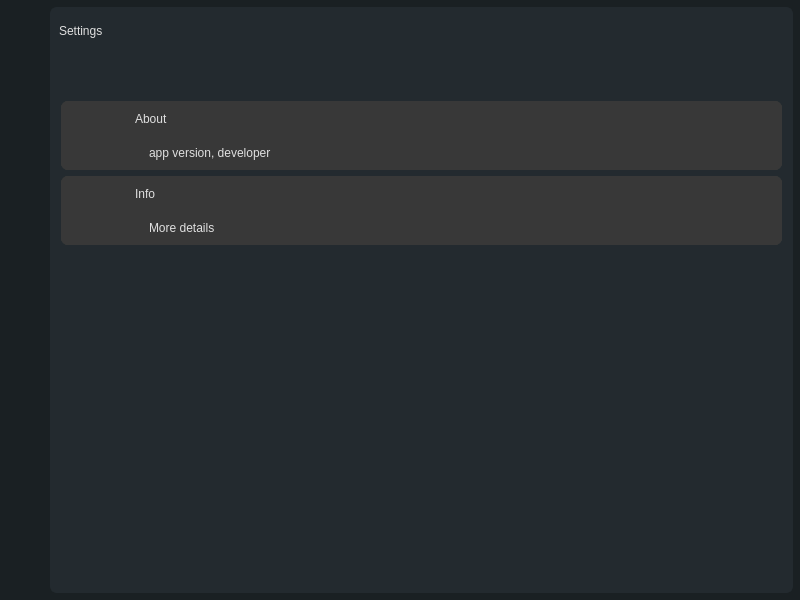
This is files/more/main.ui in prathambahekar/better-gui as Qt 5 draws it before an edit. The edited form follows.
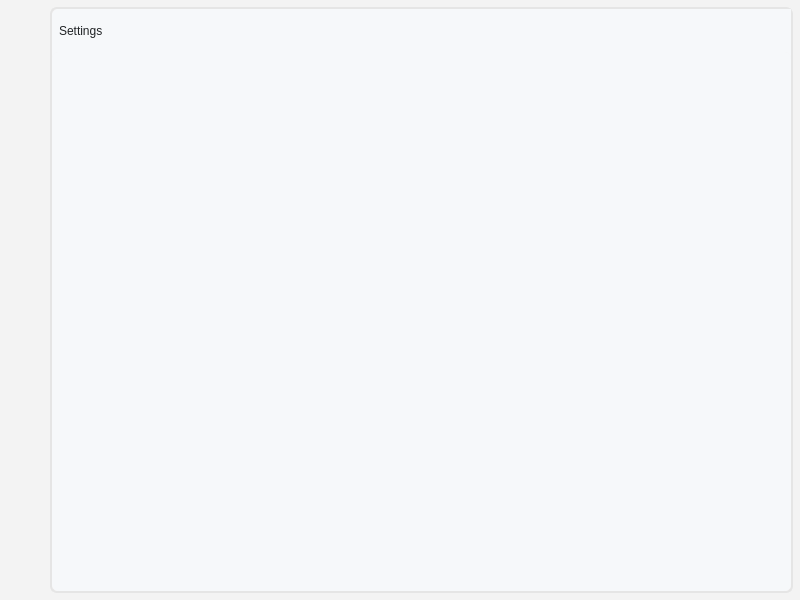
This is the edited form. Icons and pictures are not drawn.

Commit message: better themes

```diff
--- a/files/more/main.ui
+++ b/files/more/main.ui
@@ -21,16 +21,18 @@
   </property>
   <widget class="QWidget" name="centralwidget">
    <property name="styleSheet">
-    <string notr="true">* {
-    background-color: #1a2023;
-    font: 600 20pt &quot;Segoe UI Variable Display Semib&quot;;
-    color: #e0e0e0;
+    <string notr="true">/* Light Theme */
+
+* {
+	background-color : #f3f3f3;
+	font: 600 20pt &quot;Segoe UI Variable Display Semib&quot;;
+	color : #202325;
 }
 
-
 #leftMenu .QPushButton {
-    background-color: transparent;
-    border-radius: 7px;
+	background-color: transparent;
+	border-radius : 7px;
+
 }
 
 #leftMenu .QPushButton:hover {
@@ -42,28 +44,27 @@
 }
 
 #mainFrame {
-    border: 2px solid #232a2f;	
+	border : 2px solid #e5e5e5;
 	border-radius: 7px;
 }
 
 #mainFrame .QFrame {
 
-	background-color: #232a2f;
+	background-color: #f6f8fa;
 	
 }
 
 #mainFrame .QLabel {
 
-	background-color: #232a2f;
+	background-color: #f6f8fa;
 	
 }
 
 #leftMenu .QPushButton {
-	
-    padding: 7px;
-    image-position: left center;
-    font: 600 14pt &quot;Segoe UI Variable Display Semib&quot;;
-    color: #ffffff;
+	padding : 7px;
+	image-position: left center;
+	font: 600 14pt &quot;Segoe UI Variable Display Semib&quot;;
+	color: rgb(0, 0, 0);
 }
 
 #settings_btn {
@@ -84,7 +85,17 @@
 
 #menu_btn {
     
-	image: url(:/dark/dark/panel_left_text_48_regular.svg);
+	image: url(:/light/light/panel_left_text_48_regular.svg);
+}
+
+#home_page {
+	background-color: #f6f8fa;
+}
+#setting_page {
+	background-color: #f6f8fa;
+}
+#info_page {
+	background-color: #f6f8fa;
 }
 
 #stg_lbl_main {
@@ -92,55 +103,36 @@
     font: 700 24pt &quot;Segoe UI Variable Display&quot;;
 }
 
-#stack_stg .QWidget {
-    border-radius: 8px;
-    background-color: #4a4a4a; /* Updated for better contrast */
-}
-
 #stg_home_app_bt_lbl {
     font: 600 13pt &quot;Segoe UI Variable Display Semib&quot;;
     padding-left: 16px;
 }
 
-#stg_home_app_img_lbl {
-    
-	
-    padding: 17px;
-}
-
 #stg_home_app_hd_lbl {
     font: 900 16pt &quot;Segoe UI Black&quot;;
     padding-left: 2px;
 }
 
-#stg_home_app_img_btn {
-    font: 600 14pt &quot;Segoe UI Variable Display Semib&quot;;
-    padding-left: 4px;
-	border: 0px;
-}
-
-#stg_home_info_bt_lbl {
-    font: 600 13pt &quot;Segoe UI Variable Display Semib&quot;;
-    padding-left: 16px;
-}
-
-#stg_home_info_img_lbl {
-    
+#stg_home_app_img_lbl {
     padding: 17px;
 }
 
-#stg_home_info_hd_lbl {
-    font: 900 16pt &quot;Segoe UI Black&quot;;
-    padding-left: 2px;
+#stg_abt_pg{
+	background-color: #f6f8fa;
 }
 
-#stg_home_info_img_btn {
-    font: 600 14pt &quot;Segoe UI Variable Display Semib&quot;;
-    padding-left: 4px;
-	border: 0px;
+#stg_home_pg{
+	background-color: #f6f8fa;
 }
 
-</string>
+#stg_app_pg{
+	background-color: #f6f8fa;
+}
+
+#stack_stg .QWidget {
+    border-radius: 8px;
+    background-color: #e5e5e5; /* Updated for better contrast */
+}</string>
    </property>
    <layout class="QHBoxLayout" name="horizontalLayout">
     <property name="spacing">
@@ -304,7 +296,7 @@
     <item>
      <widget class="QFrame" name="mainFrame">
       <property name="styleSheet">
-       <string notr="true"/>
+       <string notr="true">border-radius: 7px;</string>
       </property>
       <property name="frameShape">
        <enum>QFrame::Shape::StyledPanel</enum>
@@ -392,7 +384,10 @@
                </widget>
               </item>
               <item>
-               <widget class="QStackedWidget" name="stack_stg">
+               <widget class="QStackedWidget" name="setting_stackfrm">
+                <property name="styleSheet">
+                 <string notr="true"/>
+                </property>
                 <property name="currentIndex">
                  <number>1</number>
                 </property>
@@ -414,303 +409,6 @@
                   <property name="bottomMargin">
                    <number>0</number>
                   </property>
-                  <item>
-                   <widget class="QFrame" name="verticalFrame">
-                    <layout class="QVBoxLayout" name="verticalLayout_5">
-                     <item>
-                      <spacer name="verticalSpacer_3">
-                       <property name="orientation">
-                        <enum>Qt::Orientation::Vertical</enum>
-                       </property>
-                       <property name="sizeType">
-                        <enum>QSizePolicy::Policy::Fixed</enum>
-                       </property>
-                       <property name="sizeHint" stdset="0">
-                        <size>
-                         <width>20</width>
-                         <height>40</height>
-                        </size>
-                       </property>
-                      </spacer>
-                     </item>
-                     <item>
-                      <widget class="QFrame" name="stg_home_app_hfrm">
-                       <property name="minimumSize">
-                        <size>
-                         <width>461</width>
-                         <height>69</height>
-                        </size>
-                       </property>
-                       <property name="maximumSize">
-                        <size>
-                         <width>16777215</width>
-                         <height>69</height>
-                        </size>
-                       </property>
-                       <property name="styleSheet">
-                        <string notr="true">background-color: rgb(56, 56, 56);
-border-radius: 7px;</string>
-                       </property>
-                       <layout class="QHBoxLayout" name="horizontalLayout_2">
-                        <property name="spacing">
-                         <number>0</number>
-                        </property>
-                        <property name="leftMargin">
-                         <number>0</number>
-                        </property>
-                        <property name="topMargin">
-                         <number>0</number>
-                        </property>
-                        <property name="rightMargin">
-                         <number>0</number>
-                        </property>
-                        <property name="bottomMargin">
-                         <number>0</number>
-                        </property>
-                        <item>
-                         <widget class="QLabel" name="stg_home_app_img_lbl">
-                          <property name="minimumSize">
-                           <size>
-                            <width>69</width>
-                            <height>69</height>
-                           </size>
-                          </property>
-                          <property name="maximumSize">
-                           <size>
-                            <width>69</width>
-                            <height>69</height>
-                           </size>
-                          </property>
-                          <property name="styleSheet">
-                           <string notr="true"/>
-                          </property>
-                          <property name="text">
-                           <string/>
-                          </property>
-                         </widget>
-                        </item>
-                        <item>
-                         <widget class="QFrame" name="frame">
-                          <layout class="QVBoxLayout" name="verticalLayout_7">
-                           <property name="spacing">
-                            <number>0</number>
-                           </property>
-                           <property name="leftMargin">
-                            <number>0</number>
-                           </property>
-                           <property name="topMargin">
-                            <number>0</number>
-                           </property>
-                           <property name="rightMargin">
-                            <number>0</number>
-                           </property>
-                           <property name="bottomMargin">
-                            <number>0</number>
-                           </property>
-                           <item>
-                            <widget class="QLabel" name="stg_home_app_hd_lbl">
-                             <property name="styleSheet">
-                              <string notr="true"/>
-                             </property>
-                             <property name="text">
-                              <string>About</string>
-                             </property>
-                            </widget>
-                           </item>
-                           <item>
-                            <widget class="QLabel" name="stg_home_app_bt_lbl">
-                             <property name="styleSheet">
-                              <string notr="true"/>
-                             </property>
-                             <property name="text">
-                              <string>app version, developer</string>
-                             </property>
-                            </widget>
-                           </item>
-                          </layout>
-                         </widget>
-                        </item>
-                        <item>
-                         <widget class="QPushButton" name="stg_home_app_img_btn">
-                          <property name="minimumSize">
-                           <size>
-                            <width>69</width>
-                            <height>69</height>
-                           </size>
-                          </property>
-                          <property name="maximumSize">
-                           <size>
-                            <width>69</width>
-                            <height>69</height>
-                           </size>
-                          </property>
-                          <property name="sizeIncrement">
-                           <size>
-                            <width>73</width>
-                            <height>0</height>
-                           </size>
-                          </property>
-                          <property name="text">
-                           <string/>
-                          </property>
-                          <property name="checkable">
-                           <bool>false</bool>
-                          </property>
-                          <property name="autoDefault">
-                           <bool>false</bool>
-                          </property>
-                         </widget>
-                        </item>
-                       </layout>
-                      </widget>
-                     </item>
-                     <item>
-                      <widget class="QFrame" name="stg_home_info_hfrm">
-                       <property name="minimumSize">
-                        <size>
-                         <width>461</width>
-                         <height>69</height>
-                        </size>
-                       </property>
-                       <property name="maximumSize">
-                        <size>
-                         <width>16777215</width>
-                         <height>69</height>
-                        </size>
-                       </property>
-                       <property name="styleSheet">
-                        <string notr="true">background-color: rgb(56, 56, 56);
-border-radius: 7px;</string>
-                       </property>
-                       <layout class="QHBoxLayout" name="horizontalLayout_3">
-                        <property name="spacing">
-                         <number>0</number>
-                        </property>
-                        <property name="leftMargin">
-                         <number>0</number>
-                        </property>
-                        <property name="topMargin">
-                         <number>0</number>
-                        </property>
-                        <property name="rightMargin">
-                         <number>0</number>
-                        </property>
-                        <property name="bottomMargin">
-                         <number>0</number>
-                        </property>
-                        <item>
-                         <widget class="QLabel" name="stg_home_info_img_lbl">
-                          <property name="minimumSize">
-                           <size>
-                            <width>69</width>
-                            <height>69</height>
-                           </size>
-                          </property>
-                          <property name="maximumSize">
-                           <size>
-                            <width>69</width>
-                            <height>69</height>
-                           </size>
-                          </property>
-                          <property name="styleSheet">
-                           <string notr="true"/>
-                          </property>
-                          <property name="text">
-                           <string/>
-                          </property>
-                         </widget>
-                        </item>
-                        <item>
-                         <widget class="QFrame" name="frame_2">
-                          <layout class="QVBoxLayout" name="verticalLayout_8">
-                           <property name="spacing">
-                            <number>0</number>
-                           </property>
-                           <property name="leftMargin">
-                            <number>0</number>
-                           </property>
-                           <property name="topMargin">
-                            <number>0</number>
-                           </property>
-                           <property name="rightMargin">
-                            <number>0</number>
-                           </property>
-                           <property name="bottomMargin">
-                            <number>0</number>
-                           </property>
-                           <item>
-                            <widget class="QLabel" name="stg_home_info_hd_lbl">
-                             <property name="styleSheet">
-                              <string notr="true"/>
-                             </property>
-                             <property name="text">
-                              <string>Info</string>
-                             </property>
-                            </widget>
-                           </item>
-                           <item>
-                            <widget class="QLabel" name="stg_home_info_bt_lbl">
-                             <property name="styleSheet">
-                              <string notr="true"/>
-                             </property>
-                             <property name="text">
-                              <string>More details</string>
-                             </property>
-                            </widget>
-                           </item>
-                          </layout>
-                         </widget>
-                        </item>
-                        <item>
-                         <widget class="QPushButton" name="stg_home_info_img_btn">
-                          <property name="minimumSize">
-                           <size>
-                            <width>69</width>
-                            <height>69</height>
-                           </size>
-                          </property>
-                          <property name="maximumSize">
-                           <size>
-                            <width>69</width>
-                            <height>69</height>
-                           </size>
-                          </property>
-                          <property name="sizeIncrement">
-                           <size>
-                            <width>73</width>
-                            <height>0</height>
-                           </size>
-                          </property>
-                          <property name="text">
-                           <string/>
-                          </property>
-                          <property name="checkable">
-                           <bool>false</bool>
-                          </property>
-                          <property name="autoDefault">
-                           <bool>false</bool>
-                          </property>
-                         </widget>
-                        </item>
-                       </layout>
-                      </widget>
-                     </item>
-                     <item>
-                      <spacer name="verticalSpacer_2">
-                       <property name="orientation">
-                        <enum>Qt::Orientation::Vertical</enum>
-                       </property>
-                       <property name="sizeHint" stdset="0">
-                        <size>
-                         <width>20</width>
-                         <height>40</height>
-                        </size>
-                       </property>
-                      </spacer>
-                     </item>
-                    </layout>
-                   </widget>
-                  </item>
                  </layout>
                 </widget>
                 <widget class="QWidget" name="stg_app_pg"/>
```
Left out of the diff: 16 changed lines with no effect on the pictures. The commit also changes 22 other files.
